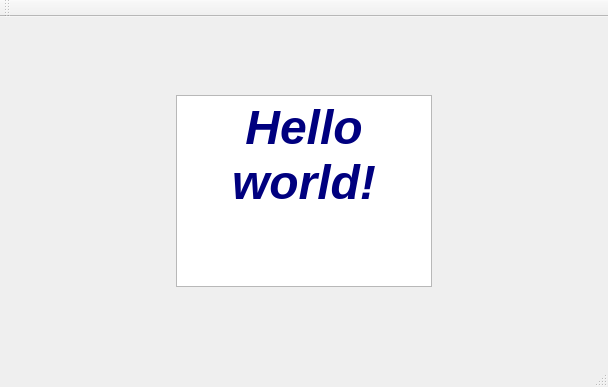
Qt form Git_Test _prj/Git_Test_prj.ui (chaotu1991/Git_test) before a commit.
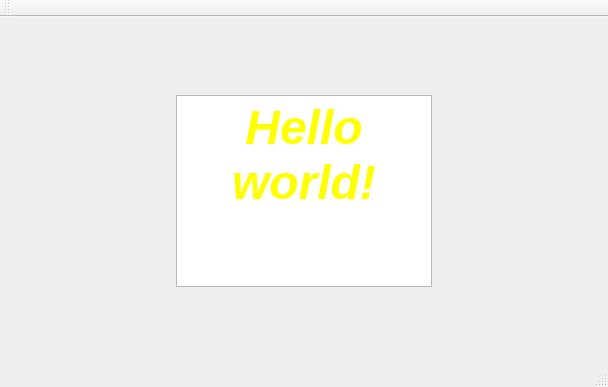
The same form after that commit.

Commit message: 修改字体颜色为绿色

Patch:
```diff
--- a/Git_Test _prj/Git_Test_prj.ui
+++ b/Git_Test _prj/Git_Test_prj.ui
@@ -55,7 +55,7 @@
 &lt;html&gt;&lt;head&gt;&lt;meta name=&quot;qrichtext&quot; content=&quot;1&quot; /&gt;&lt;style type=&quot;text/css&quot;&gt;
 p, li { white-space: pre-wrap; }
 &lt;/style&gt;&lt;/head&gt;&lt;body style=&quot; font-family:'SimSun'; font-size:9pt; font-weight:400; font-style:normal;&quot;&gt;
-&lt;p align=&quot;center&quot; style=&quot; margin-top:0px; margin-bottom:0px; margin-left:0px; margin-right:0px; -qt-block-indent:0; text-indent:0px;&quot;&gt;&lt;span style=&quot; font-size:36pt; font-weight:600; font-style:italic; color:#00007f;&quot;&gt;Hello world!&lt;/span&gt;&lt;/p&gt;&lt;/body&gt;&lt;/html&gt;</string>
+&lt;p align=&quot;center&quot; style=&quot; margin-top:0px; margin-bottom:0px; margin-left:0px; margin-right:0px; -qt-block-indent:0; text-indent:0px;&quot;&gt;&lt;span style=&quot; font-size:36pt; font-weight:600; font-style:italic; color:#ffff00;&quot;&gt;Hello world!&lt;/span&gt;&lt;/p&gt;&lt;/body&gt;&lt;/html&gt;</string>
           </property>
          </widget>
         </item>
```
